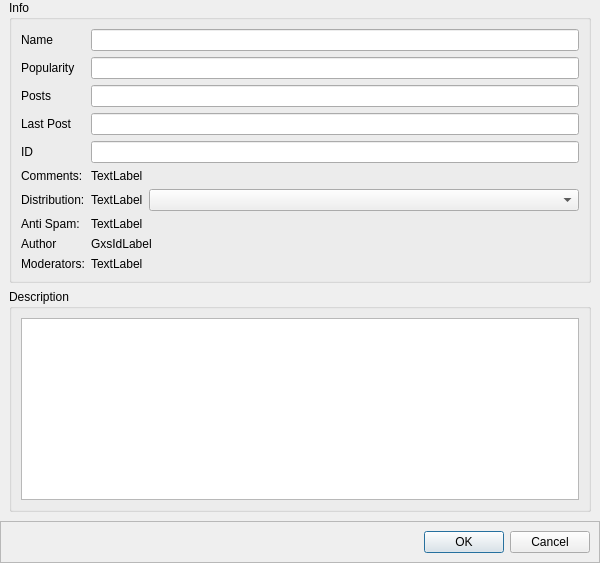
Old version of the form retroshare-gui/src/gui/gxs/GxsGroupDialog.ui in the repository RetroShare/RetroShare.
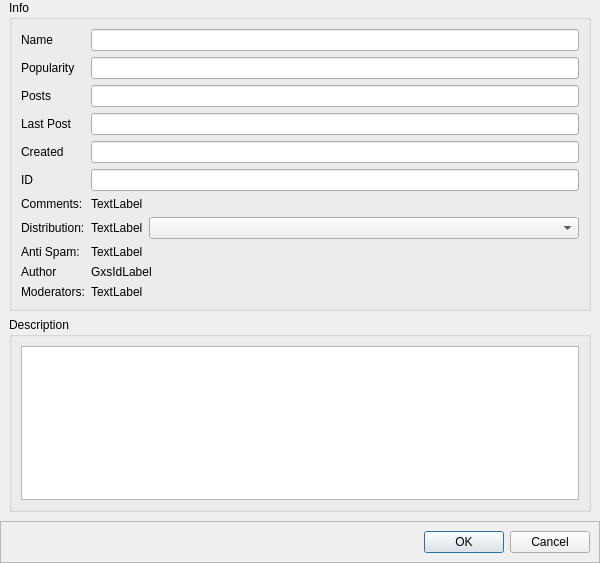
New version of the form. The open tabs and pages were chosen to show the change. Icons and pictures are not drawn. Custom widgets are drawn as their Qt base class.

Commit message: Added to display the created time to display & feed ui fixes

What changed in the file:
```diff
--- a/retroshare-gui/src/gui/gxs/GxsGroupDialog.ui
+++ b/retroshare-gui/src/gui/gxs/GxsGroupDialog.ui
@@ -621,27 +621,10 @@
          <layout class="QVBoxLayout" name="verticalLayout">
           <item>
            <layout class="QGridLayout" name="gridLayout_2">
-            <item row="6" column="0">
-             <widget class="QLabel" name="distributionLabel">
+            <item row="10" column="0">
+             <widget class="QLabel" name="label_7">
               <property name="text">
-               <string>Distribution:</string>
-              </property>
-             </widget>
-            </item>
-            <item row="10" column="2">
-             <widget class="GxsIdLabel" name="moderatorsLabel">
-              <property name="text">
-               <string>TextLabel</string>
-              </property>
-              <property name="openExternalLinks">
-               <bool>true</bool>
-              </property>
-             </widget>
-            </item>
-            <item row="0" column="0">
-             <widget class="QLabel" name="label_3">
-              <property name="text">
-               <string>Name</string>
+               <string>Author</string>
               </property>
              </widget>
             </item>
@@ -652,6 +635,13 @@
               </property>
              </widget>
             </item>
+            <item row="0" column="0">
+             <widget class="QLabel" name="label_3">
+              <property name="text">
+               <string>Name</string>
+              </property>
+             </widget>
+            </item>
             <item row="1" column="0">
              <widget class="QLabel" name="label_10">
               <property name="text">
@@ -659,41 +649,17 @@
               </property>
              </widget>
             </item>
-            <item row="2" column="2">
-             <widget class="QLineEdit" name="postsline">
+            <item row="8" column="2">
+             <widget class="QLabel" name="antiSpamValueLabel">
               <property name="text">
-               <string/>
+               <string>TextLabel</string>
               </property>
-              <property name="readOnly">
-               <bool>true</bool>
-              </property>
              </widget>
             </item>
-            <item row="0" column="2">
-             <widget class="QLineEdit" name="nameline">
-              <property name="readOnly">
-               <bool>true</bool>
-              </property>
-             </widget>
-            </item>
-            <item row="2" column="0">
-             <widget class="QLabel" name="label_6">
+            <item row="8" column="0">
+             <widget class="QLabel" name="antiSpamLabel">
               <property name="text">
-               <string>Posts</string>
-              </property>
-             </widget>
-            </item>
-            <item row="10" column="0">
-             <widget class="QLabel" name="label_8">
-              <property name="text">
-               <string>Moderators:</string>
-              </property>
-             </widget>
-            </item>
-            <item row="1" column="2">
-             <widget class="QLineEdit" name="popline">
-              <property name="readOnly">
-               <bool>true</bool>
+               <string>Anti Spam:</string>
               </property>
              </widget>
             </item>
@@ -704,28 +670,65 @@
               </property>
              </widget>
             </item>
-            <item row="4" column="0">
-             <widget class="QLabel" name="label_4">
+            <item row="6" column="2">
+             <widget class="QLabel" name="commentsValueLabel">
               <property name="text">
-               <string>ID</string>
+               <string>TextLabel</string>
+              </property>
+              <property name="openExternalLinks">
+               <bool>true</bool>
               </property>
              </widget>
             </item>
-            <item row="5" column="0">
+            <item row="6" column="0">
              <widget class="QLabel" name="commentsLabel">
               <property name="text">
                <string>Comments:</string>
               </property>
              </widget>
             </item>
-            <item row="7" column="0">
-             <widget class="QLabel" name="antiSpamLabel">
+            <item row="10" column="2">
+             <widget class="GxsIdLabel" name="authorLabel">
               <property name="text">
-               <string>Anti Spam:</string>
+               <string>GxsIdLabel</string>
               </property>
+              <property name="openExternalLinks">
+               <bool>true</bool>
+              </property>
              </widget>
             </item>
-            <item row="6" column="2">
+            <item row="5" column="0">
+             <widget class="QLabel" name="label_4">
+              <property name="text">
+               <string>ID</string>
+              </property>
+             </widget>
+            </item>
+            <item row="5" column="2">
+             <widget class="QLineEdit" name="IDline">
+              <property name="readOnly">
+               <bool>true</bool>
+              </property>
+             </widget>
+            </item>
+            <item row="2" column="0">
+             <widget class="QLabel" name="label_6">
+              <property name="text">
+               <string>Posts</string>
+              </property>
+             </widget>
+            </item>
+            <item row="2" column="2">
+             <widget class="QLineEdit" name="postsline">
+              <property name="text">
+               <string/>
+              </property>
+              <property name="readOnly">
+               <bool>true</bool>
+              </property>
+             </widget>
+            </item>
+            <item row="7" column="2">
              <layout class="QHBoxLayout" name="horizontalLayout_10">
               <item>
                <widget class="QLabel" name="distributionValueLabel">
@@ -746,44 +749,51 @@
               </item>
              </layout>
             </item>
-            <item row="9" column="0">
-             <widget class="QLabel" name="label_7">
+            <item row="7" column="0">
+             <widget class="QLabel" name="distributionLabel">
               <property name="text">
-               <string>Author</string>
+               <string>Distribution:</string>
               </property>
              </widget>
             </item>
-            <item row="7" column="2">
-             <widget class="QLabel" name="antiSpamValueLabel">
+            <item row="0" column="2">
+             <widget class="QLineEdit" name="nameline">
+              <property name="readOnly">
+               <bool>true</bool>
+              </property>
+             </widget>
+            </item>
+            <item row="1" column="2">
+             <widget class="QLineEdit" name="popline">
+              <property name="readOnly">
+               <bool>true</bool>
+              </property>
+             </widget>
+            </item>
+            <item row="11" column="0">
+             <widget class="QLabel" name="label_8">
+              <property name="text">
+               <string>Moderators:</string>
+              </property>
+             </widget>
+            </item>
+            <item row="11" column="2">
+             <widget class="GxsIdLabel" name="moderatorsLabel">
               <property name="text">
                <string>TextLabel</string>
               </property>
+              <property name="openExternalLinks">
+               <bool>true</bool>
+              </property>
              </widget>
             </item>
             <item row="4" column="2">
-             <widget class="QLineEdit" name="IDline">
-              <property name="readOnly">
-               <bool>true</bool>
-              </property>
-             </widget>
+             <widget class="QLineEdit" name="createdline"/>
             </item>
-            <item row="5" column="2">
-             <widget class="QLabel" name="commentsValueLabel">
+            <item row="4" column="0">
+             <widget class="QLabel" name="label_9">
               <property name="text">
-               <string>TextLabel</string>
-              </property>
-              <property name="openExternalLinks">
-               <bool>true</bool>
-              </property>
-             </widget>
-            </item>
-            <item row="9" column="2">
-             <widget class="GxsIdLabel" name="authorLabel">
-              <property name="text">
-               <string>GxsIdLabel</string>
-              </property>
-              <property name="openExternalLinks">
-               <bool>true</bool>
+               <string>Created</string>
               </property>
              </widget>
             </item>
```
The commit also changes 8 other files.
